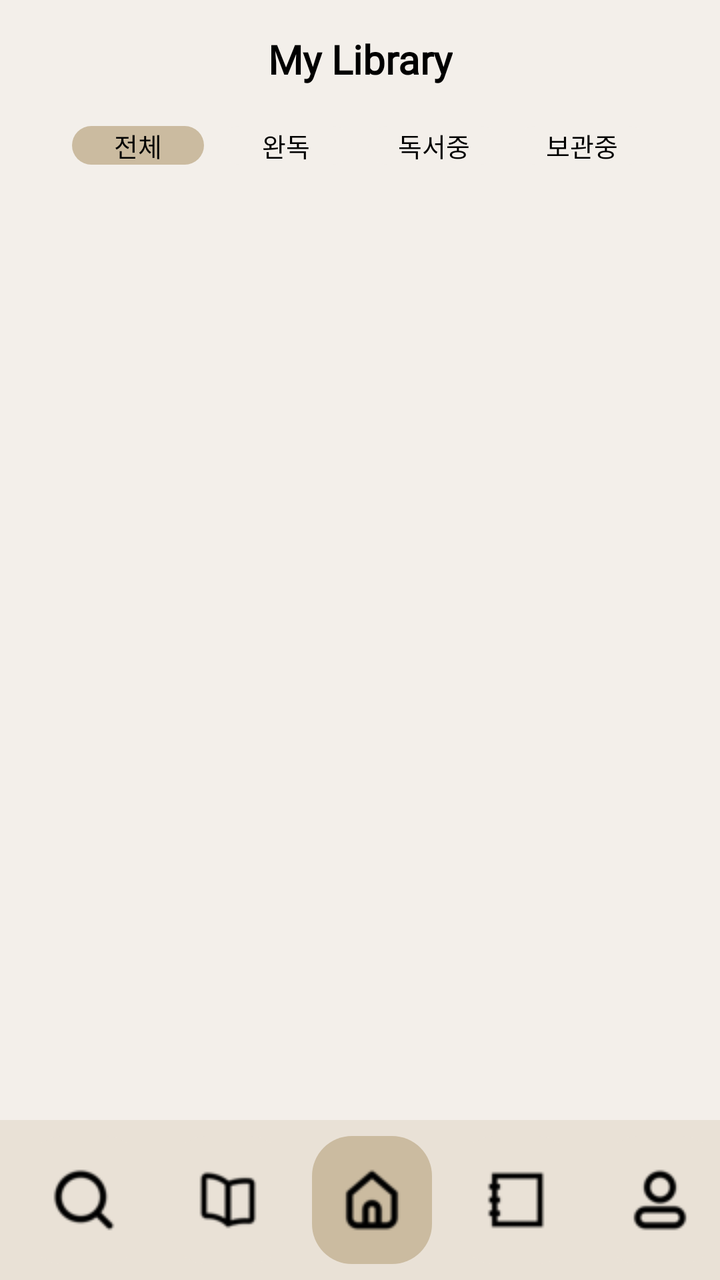
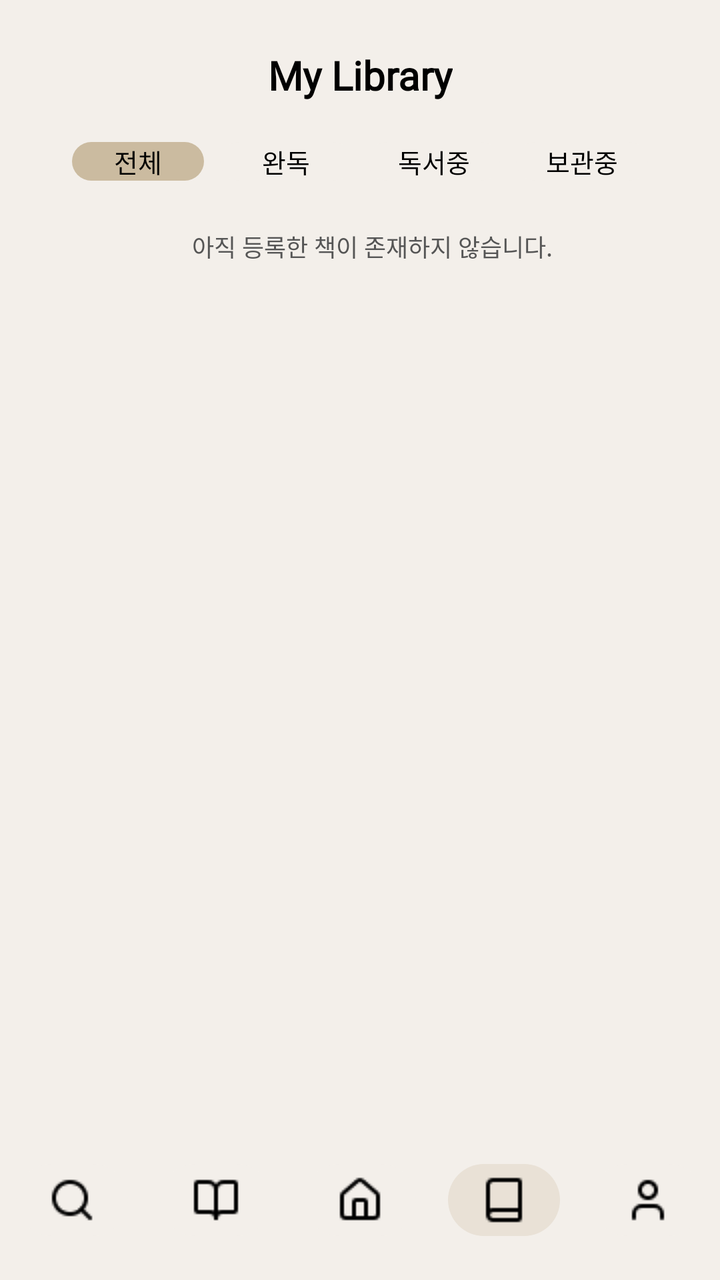

The first picture is an Android layout as it rendered before a commit; the second is the same layout after the commit. The layout source and the unified diff follow.
<!-- AndroidManifest.xml: application theme Theme.RememberBooks -->
<!-- res/layout/activity_my_library.xml -->
<?xml version="1.0" encoding="utf-8"?>
<androidx.constraintlayout.widget.ConstraintLayout
    xmlns:android="http://schemas.android.com/apk/res/android"
    xmlns:app="http://schemas.android.com/apk/res-auto"
    android:layout_width="match_parent"
    android:layout_height="match_parent"
    android:background="#F3EFEA">

    
    <TextView
        android:id="@+id/tv_my_library_title"
        android:layout_width="wrap_content"
        android:layout_height="wrap_content"
        android:text="My Library"
        android:textSize="20sp"
        android:textStyle="bold"
        android:textColor="#000000"
        android:fontFamily="@font/noto_serif_kr_regular"
        android:layout_marginTop="16dp"
        app:layout_constraintTop_toTopOf="parent"
        app:layout_constraintStart_toStartOf="parent"
        app:layout_constraintEnd_toEndOf="parent" />

    
    <LinearLayout
        android:id="@+id/library_tab_layout"
        android:layout_width="0dp"
        android:layout_height="wrap_content"
        android:orientation="horizontal"
        android:gravity="center"
        android:layout_marginTop="16dp"
        android:padding="4dp"
        app:layout_constraintTop_toBottomOf="@id/tv_my_library_title"
        app:layout_constraintStart_toStartOf="parent"
        app:layout_constraintEnd_toEndOf="parent">

        <TextView
            android:id="@+id/tab_all"
            android:layout_width="0dp"
            android:layout_height="wrap_content"
            android:layout_weight="0.5"
            android:text="전체"
            android:textSize="13sp"
            android:gravity="center"
            android:layout_marginStart="32dp"
            android:textColor="#000000"
            android:paddingHorizontal="12dp"
            android:background="@drawable/bg_tab_selected"
            android:clickable="true"
            android:focusable="true"
            android:fontFamily="@font/noto_serif_kr_regular" />

        <TextView
            android:id="@+id/tab_done"
            android:layout_width="0dp"
            android:layout_height="wrap_content"
            android:layout_weight="0.5"
            android:text="완독"
            android:gravity="center"
            android:background="@drawable/bg_tab_selected"
            android:clickable="true"
            android:focusable="true"
            android:backgroundTint="#F3EFEA"
            android:textSize="13sp"
            android:textColor="#000000"
            android:paddingHorizontal="12dp"
            android:layout_marginStart="8dp"
            android:fontFamily="@font/noto_serif_kr_regular" />

        <TextView
            android:id="@+id/tab_reading"
            android:layout_width="0dp"
            android:layout_height="wrap_content"
            android:layout_weight="0.5"
            android:text="독서중"
            android:gravity="center"
            android:radius="16dp"
            android:background="@drawable/bg_tab_selected"
            android:backgroundTint="#F3EFEA"
            android:clickable="true"
            android:focusable="true"
            android:textSize="13sp"
            android:textColor="#000000"
            android:paddingHorizontal="12dp"
            android:layout_marginStart="8dp"
            android:fontFamily="@font/noto_serif_kr_regular" />

        <TextView
            android:id="@+id/tab_saved"
            android:layout_width="0dp"
            android:layout_height="wrap_content"
            android:layout_weight="0.5"
            android:text="보관중"
            android:gravity="center"
            android:background="@drawable/bg_tab_selected"
            android:backgroundTint="#F3EFEA"
            android:clickable="true"
            android:focusable="true"
            android:radius="16dp"
            android:textSize="13sp"
            android:textColor="#000000"
            android:paddingHorizontal="12dp"
            android:layout_marginStart="8dp"
            android:layout_marginEnd="32dp"
            android:fontFamily="@font/noto_serif_kr_regular" />
    </LinearLayout>

    
    <androidx.viewpager2.widget.ViewPager2
        android:id="@+id/vp_library"
        android:layout_width="0dp"
        android:layout_height="0dp"
        app:layout_constraintTop_toBottomOf="@id/library_tab_layout"
        app:layout_constraintBottom_toTopOf="@+id/layout_bottom_menu"
        app:layout_constraintStart_toStartOf="parent"
        app:layout_constraintEnd_toEndOf="parent" />


    
    <LinearLayout
        android:id="@+id/layout_bottom_menu"
        android:layout_width="match_parent"
        android:layout_height="80dp"
        android:orientation="horizontal"
        android:gravity="center"
        android:background="#E9E1D6"
        app:layout_constraintBottom_toBottomOf="parent"
        app:layout_constraintStart_toStartOf="parent"
        app:layout_constraintEnd_toEndOf="parent">

        <ImageButton
            android:id="@+id/btn_menu_search"
            style="@style/BottomMenuButton"
            android:src="@drawable/search_32px"
            android:background="@drawable/bg_under_btn_bar"
            android:backgroundTint="#E9E1D6"/>

        <ImageButton
            android:id="@+id/btn_menu_library"
            style="@style/BottomMenuButton"
            android:src="@drawable/book_32px"
            android:background="@drawable/bg_under_btn_bar"
            android:backgroundTint="#E9E1D6" />

        <ImageButton
            android:id="@+id/btn_menu_home"
            style="@style/BottomMenuButton"
            android:src="@drawable/home_32px"
            android:background="@drawable/bg_under_btn_bar"
            android:backgroundTint="#CBBBA0" />

        <ImageButton
            android:id="@+id/btn_menu_record"
            style="@style/BottomMenuButton"
            android:src="@drawable/note_32px"
            android:background="@drawable/bg_under_btn_bar"
            android:backgroundTint="#E9E1D6"/>

        <ImageButton
            android:id="@+id/btn_menu_mypage"
            style="@style/BottomMenuButton"
            android:src="@drawable/profile_32px"
            android:background="@drawable/bg_under_btn_bar"
            android:backgroundTint="#E9E1D6"/>

    </LinearLayout>


</androidx.constraintlayout.widget.ConstraintLayout>
<!-- resources referenced by this layout -->
<resources>
  <!-- drawable bg_tab_selected (drawable) -->
  <?xml version="1.0" encoding="utf-8"?>
  <ripple xmlns:android="http://schemas.android.com/apk/res/android"
      android:color="#88FFFFFF"> <item android:id="@android:id/mask">
      <shape>
          <solid android:color="#FFFFFF" /> <corners android:radius="16dp" />
      </shape>
  </item>
  
      <item>
          <shape>
              <solid android:color="#CBBBA0" /> <corners android:radius="16dp" />
          </shape>
      </item>
  </ripple>
  <!-- drawable bg_under_btn_bar (drawable) -->
  <?xml version="1.0" encoding="utf-8"?>
  <ripple xmlns:android="http://schemas.android.com/apk/res/android"
      android:color="#44FFFFFF"> <item android:id="@android:id/mask">
      <shape>
          <solid android:color="#FFFFFF" />
          <corners android:radius="20dp" />
      </shape>
  </item>
  
      <item>
          <shape>
              <solid android:color="#F3EFEA"/>
              <corners android:radius="20dp"/>
          </shape>
      </item>
  
  </ripple>
  <!-- drawable book_32px: png bitmap (drawable, 821 bytes) -->
  <!-- drawable home_32px: png bitmap (drawable, 884 bytes) -->
  <!-- drawable note_32px: png bitmap (drawable, 693 bytes) -->
  <!-- drawable profile_32px: png bitmap (drawable, 909 bytes) -->
  <!-- drawable search_32px: png bitmap (drawable, 933 bytes) -->
  <style name="BottomMenuButton">
          <item name="android:layout_width">0dp</item>
          <item name="android:layout_height">64dp</item>
          <item name="android:layout_weight">1</item>
          <item name="android:layout_marginStart">12dp</item>
      </style>
  <style name="Theme.RememberBooks" parent="Theme.AppCompat.Light.NoActionBar" />
</resources>

<!-- the commit's change to res/layout/activity_my_library.xml (unified diff, before → after) -->
@@ -16,7 +16,7 @@
         android:textStyle="bold"
         android:textColor="#000000"
         android:fontFamily="@font/noto_serif_kr_regular"
-        android:layout_marginTop="16dp"
+        android:layout_marginTop="24dp"
         app:layout_constraintTop_toTopOf="parent"
         app:layout_constraintStart_toStartOf="parent"
         app:layout_constraintEnd_toEndOf="parent" />
@@ -71,19 +71,19 @@
             android:id="@+id/tab_reading"
             android:layout_width="0dp"
             android:layout_height="wrap_content"
+            android:layout_marginStart="8dp"
             android:layout_weight="0.5"
-            android:text="독서중"
-            android:gravity="center"
-            android:radius="16dp"
             android:background="@drawable/bg_tab_selected"
             android:backgroundTint="#F3EFEA"
             android:clickable="true"
             android:focusable="true"
-            android:textSize="13sp"
+            android:fontFamily="@font/noto_serif_kr_regular"
+            android:gravity="center"
+            android:paddingHorizontal="12dp"
+            android:radius="16dp"
+            android:text="독서중"
             android:textColor="#000000"
-            android:paddingHorizontal="12dp"
-            android:layout_marginStart="8dp"
-            android:fontFamily="@font/noto_serif_kr_regular" />
+            android:textSize="13sp" />
 
         <TextView
             android:id="@+id/tab_saved"
@@ -115,6 +115,18 @@
         app:layout_constraintStart_toStartOf="parent"
         app:layout_constraintEnd_toEndOf="parent" />
 
+    <TextView
+        android:id="@+id/empty_library"
+        android:layout_width="wrap_content"
+        android:layout_height="wrap_content"
+        android:text="아직 등록한 책이 존재하지 않습니다."
+        android:visibility="visible"
+        style="@style/DetailContentStyle"
+        android:layout_marginTop="20dp"
+        app:layout_constraintTop_toBottomOf="@+id/library_tab_layout"
+        app:layout_constraintEnd_toEndOf="parent"
+        app:layout_constraintStart_toStartOf="parent" />
+
 
     
     <LinearLayout
@@ -123,7 +135,7 @@
         android:layout_height="80dp"
         android:orientation="horizontal"
         android:gravity="center"
-        android:background="#E9E1D6"
+        android:background="#F3EFEA"
         app:layout_constraintBottom_toBottomOf="parent"
         app:layout_constraintStart_toStartOf="parent"
         app:layout_constraintEnd_toEndOf="parent">
@@ -131,37 +143,33 @@
         <ImageButton
             android:id="@+id/btn_menu_search"
             style="@style/BottomMenuButton"
-            android:src="@drawable/search_32px"
-            android:background="@drawable/bg_under_btn_bar"
-            android:backgroundTint="#E9E1D6"/>
+            android:src="@drawable/search"
+            android:background="@drawable/bg_under_btn_bar" />
+
+        <ImageButton
+            android:id="@+id/btn_menu_record"
+            style="@style/BottomMenuButton"
+            android:src="@drawable/book_open"
+            android:background="@drawable/bg_under_btn_bar" />
+
+        <ImageButton
+            android:id="@+id/btn_menu_home"
+            style="@style/BottomMenuButton"
+            android:src="@drawable/house"
+            android:background="@drawable/bg_under_btn_bar" />
 
         <ImageButton
             android:id="@+id/btn_menu_library"
             style="@style/BottomMenuButton"
-            android:src="@drawable/book_32px"
-            android:background="@drawable/bg_under_btn_bar"
-            android:backgroundTint="#E9E1D6" />
-
-        <ImageButton
-            android:id="@+id/btn_menu_home"
-            style="@style/BottomMenuButton"
-            android:src="@drawable/home_32px"
-            android:background="@drawable/bg_under_btn_bar"
-            android:backgroundTint="#CBBBA0" />
-
-        <ImageButton
-            android:id="@+id/btn_menu_record"
-            style="@style/BottomMenuButton"
-            android:src="@drawable/note_32px"
+            android:src="@drawable/book"
             android:background="@drawable/bg_under_btn_bar"
             android:backgroundTint="#E9E1D6"/>
 
         <ImageButton
             android:id="@+id/btn_menu_mypage"
             style="@style/BottomMenuButton"
-            android:src="@drawable/profile_32px"
-            android:background="@drawable/bg_under_btn_bar"
-            android:backgroundTint="#E9E1D6"/>
+            android:src="@drawable/user"
+            android:background="@drawable/bg_under_btn_bar" />
 
     </LinearLayout>
 
<!-- resource entries referenced after the edit -->
@@ -33,16 +33,27 @@
       </item>
   
   </ripple>
-  <!-- drawable book_32px: png bitmap (drawable, 821 bytes) -->
-  <!-- drawable home_32px: png bitmap (drawable, 884 bytes) -->
-  <!-- drawable note_32px: png bitmap (drawable, 693 bytes) -->
-  <!-- drawable profile_32px: png bitmap (drawable, 909 bytes) -->
-  <!-- drawable search_32px: png bitmap (drawable, 933 bytes) -->
+  <!-- drawable book: png bitmap (drawable, 290 bytes) -->
+  <!-- drawable book_open: png bitmap (drawable, 343 bytes) -->
+  <!-- drawable house: png bitmap (drawable, 488 bytes) -->
+  <!-- drawable search: png bitmap (drawable, 443 bytes) -->
+  <!-- drawable user: png bitmap (drawable, 379 bytes) -->
   <style name="BottomMenuButton">
           <item name="android:layout_width">0dp</item>
-          <item name="android:layout_height">64dp</item>
+          <item name="android:layout_height">36dp</item>
           <item name="android:layout_weight">1</item>
+          <item name="android:layout_marginHorizontal">8dp</item>
+      </style>
+  <style name="DetailContentStyle">
+          <item name="android:layout_width">wrap_content</item>
+          <item name="android:layout_height">wrap_content</item>
+          <item name="android:textSize">12sp</item>
+          <item name="android:textColor">#555555</item>
           <item name="android:layout_marginStart">12dp</item>
+          <item name="android:layout_marginTop">4dp</item>
+          <item name="android:layout_marginBottom">24dp</item>
+          <item name="android:fontFamily">@font/noto_serif_kr_regular</item>
+          <item name="android:includeFontPadding">false</item>
       </style>
   <style name="Theme.RememberBooks" parent="Theme.AppCompat.Light.NoActionBar" />
 </resources>
